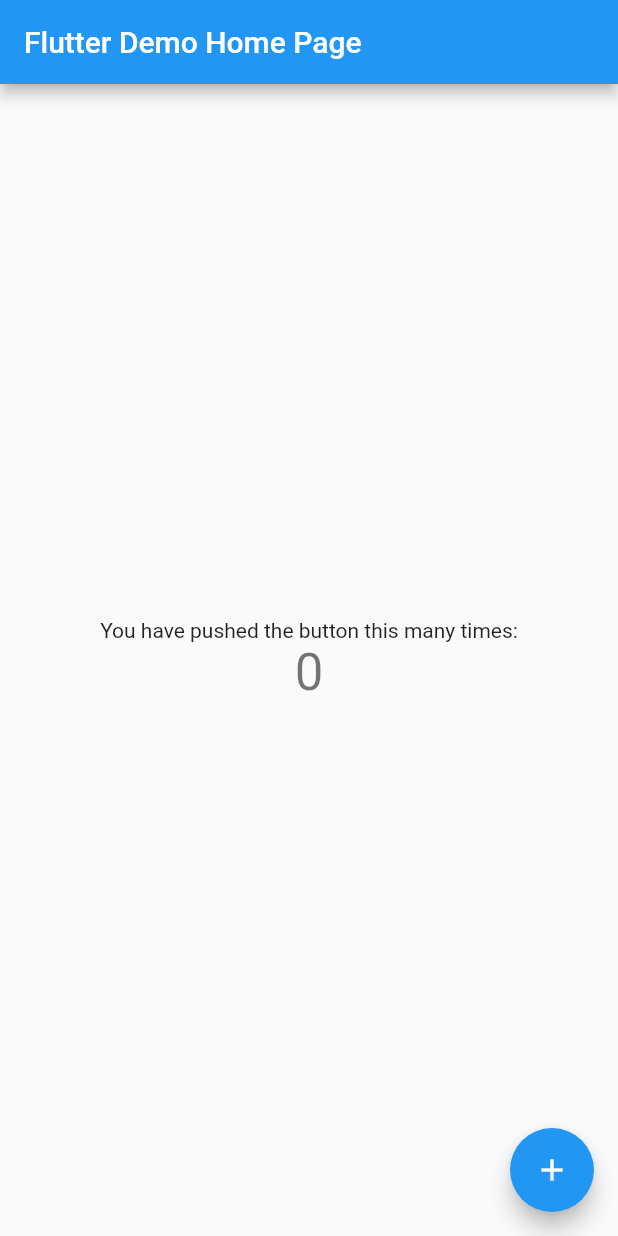
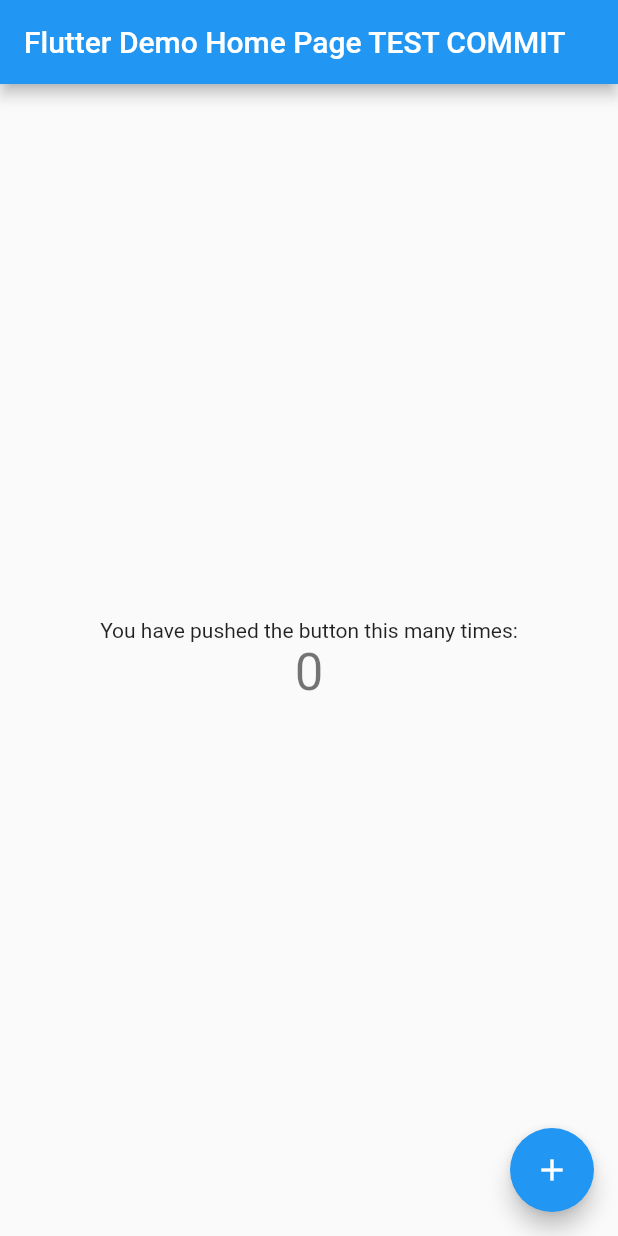
Before and after one commit to Potsathorn/MyList-Exam, a Flutter app: the screen it shows after launch, on a phone screen of 412 x 824 dp. Run offline on Flutter 3.47's test engine with Material 2 defaults, Android fonts, the phone set to English and light mode, and no system bars.

Commit message:
test commit

```diff
--- a/lib/main.dart
+++ b/lib/main.dart
@@ -26,7 +26,7 @@ class MyApp extends StatelessWidget {
         // closer together (more dense) than on mobile platforms.
         visualDensity: VisualDensity.adaptivePlatformDensity,
       ),
-      home: MyHomePage(title: 'Flutter Demo Home Page'),
+      home: MyHomePage(title: 'Flutter Demo Home Page TEST COMMIT'),
     );
   }
 }
```
